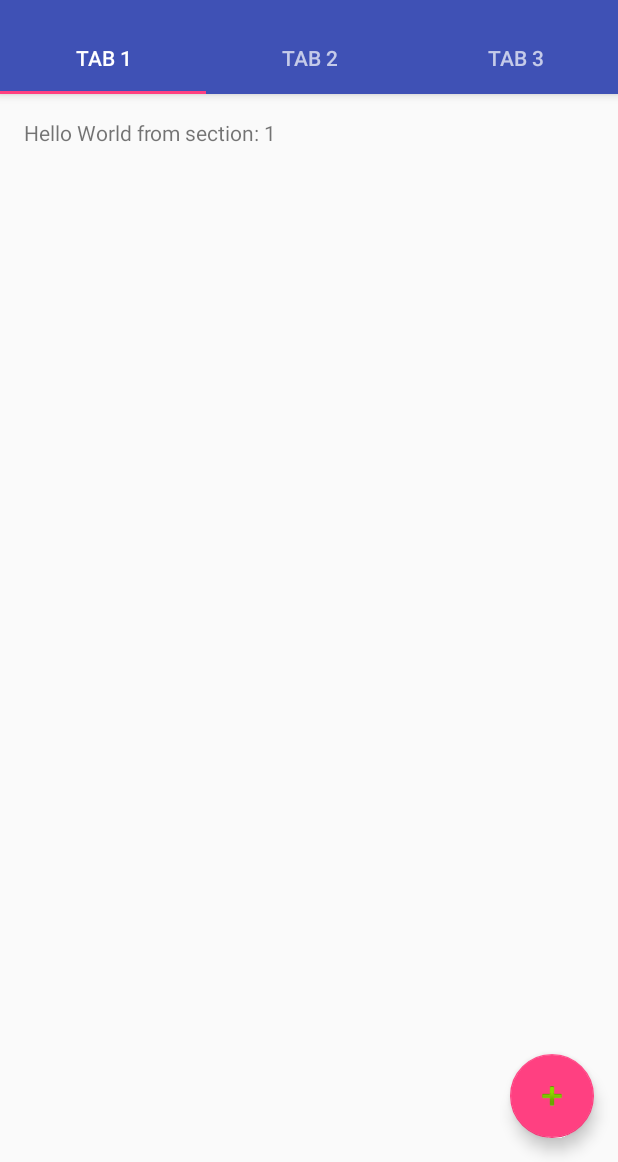
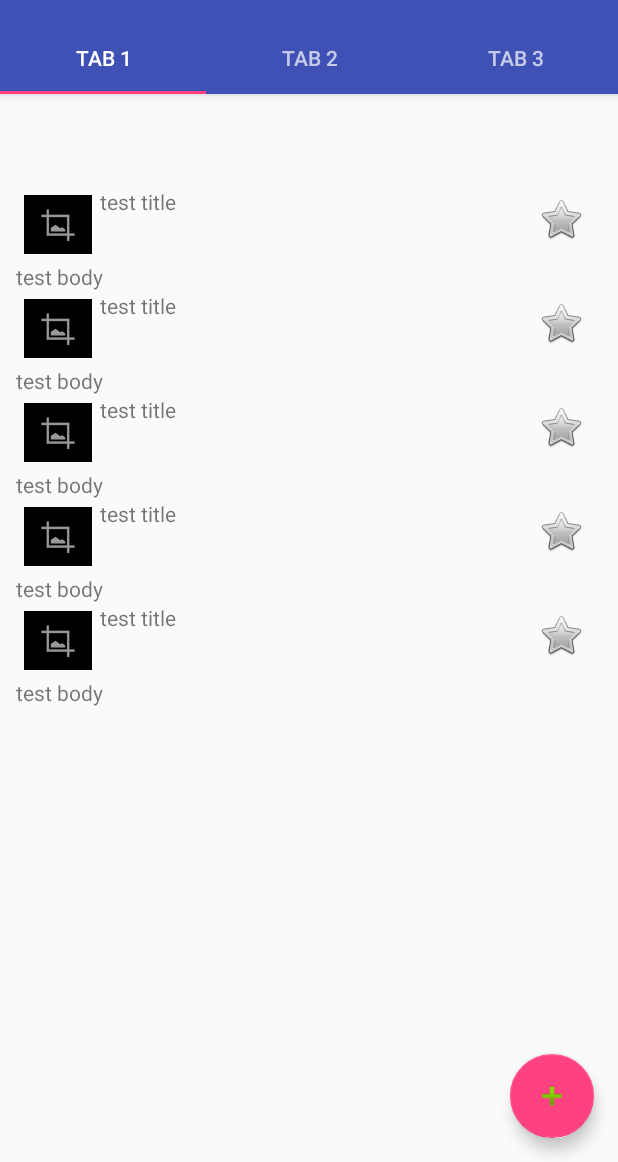
Before and after one commit to ieg28/myblog, an Android app: the MainActivity screen opened directly, with no data from a screen before it, on a phone screen of 412 x 824 dp, the part 74-1236 px from its top. Run offline under Robolectric (Android 15) with nearby library versions, the phone set to English and light mode, and no system bars.

Commit message:
Add post list.

```diff
--- a/app/src/main/java/com/ieg/myblog/MainActivity.java
+++ b/app/src/main/java/com/ieg/myblog/MainActivity.java
@@ -6,6 +6,8 @@ import android.support.design.widget.TabLayout;
 import android.support.design.widget.FloatingActionButton;
 import android.support.design.widget.Snackbar;
 import android.support.v7.app.AppCompatActivity;
+import android.support.v7.widget.LinearLayoutManager;
+import android.support.v7.widget.RecyclerView;
 import android.support.v7.widget.Toolbar;
 
 import android.support.v4.app.Fragment;
@@ -23,6 +25,11 @@ import android.view.ViewGroup;
 import android.widget.Button;
 import android.widget.PopupWindow;
 import android.widget.TextView;
+
+import com.ieg.myblog.models.PostText;
+import com.ieg.myblog.models.PostTextAdapter;
+
+import java.util.ArrayList;
 
 public class MainActivity extends AppCompatActivity {
 
@@ -132,41 +139,6 @@ public class MainActivity extends AppCompatActivity {
     }
 
     /**
-     * A placeholder fragment containing a simple view.
-     */
-    public static class PlaceholderFragment extends Fragment {
-        /**
-         * The fragment argument representing the section number for this
-         * fragment.
-         */
-        private static final String ARG_SECTION_NUMBER = "section_number";
-
-        public PlaceholderFragment() {
-        }
-
-        /**
-         * Returns a new instance of this fragment for the given section
-         * number.
-         */
-        public static PlaceholderFragment newInstance(int sectionNumber) {
-            PlaceholderFragment fragment = new PlaceholderFragment();
-            Bundle args = new Bundle();
-            args.putInt(ARG_SECTION_NUMBER, sectionNumber);
-            fragment.setArguments(args);
-            return fragment;
-        }
-
-        @Override
-        public View onCreateView(LayoutInflater inflater, ViewGroup container,
-                                 Bundle savedInstanceState) {
-            View rootView = inflater.inflate(R.layout.fragment_main, container, false);
-            TextView textView = (TextView) rootView.findViewById(R.id.section_label);
-            textView.setText(getString(R.string.section_format, getArguments().getInt(ARG_SECTION_NUMBER)));
-            return rootView;
-        }
-    }
-
-    /**
      * A {@link FragmentPagerAdapter} that returns a fragment corresponding to
      * one of the sections/tabs/pages.
      */
@@ -180,13 +152,13 @@ public class MainActivity extends AppCompatActivity {
         public Fragment getItem(int position) {
             // getItem is called to instantiate the fragment for the given page.
             // Return a PlaceholderFragment (defined as a static inner class below).
-            return PlaceholderFragment.newInstance(position + 1);
+            return PostAllFragment.newInstance();
         }
 
         @Override
         public int getCount() {
-            // Show 3 total pages.
-            return 3;
+            // Show 2 total pages.
+            return 2;
         }
     }
 }
--- /dev/null
+++ b/app/src/main/java/com/ieg/myblog/PostAllFragment.java
@@ -0,0 +1,72 @@
+package com.ieg.myblog;
+
+import android.content.Context;
+import android.os.Bundle;
+import android.support.v4.app.Fragment;
+import android.support.v7.widget.LinearLayoutManager;
+import android.support.v7.widget.RecyclerView;
+import android.view.LayoutInflater;
+import android.view.View;
+import android.view.ViewGroup;
+import android.widget.Toast;
+
+import com.ieg.myblog.models.PostText;
+import com.ieg.myblog.models.PostTextAdapter;
+
+import java.util.ArrayList;
+
+/**
+ * A placeholder fragment containing a simple view.
+ */
+public class PostAllFragment extends Fragment implements PostTextAdapter.ItemClickListener {
+    /**
+     * The fragment argument representing the section number for this
+     * fragment.
+     */
+
+    private Context context;
+
+    private ArrayList<PostText> posts = null;
+    private PostTextAdapter adapter;
+
+    public PostAllFragment() {
+        // data to populate the RecyclerView with
+        posts = new ArrayList<>();
+        posts.add(new PostText("ieg", "test title", "test body", System.currentTimeMillis()));
+        posts.add(new PostText("ieg", "test title", "test body", System.currentTimeMillis()));
+        posts.add(new PostText("ieg", "test title", "test body", System.currentTimeMillis()));
+        posts.add(new PostText("ieg", "test title", "test body", System.currentTimeMillis()));
+        posts.add(new PostText("ieg", "test title", "test body", System.currentTimeMillis()));
+    }
+
+    /**
+     * Returns a new instance of this fragment for the given section
+     * number.
+     */
+    public static PostAllFragment newInstance() {
+        PostAllFragment fragment = new PostAllFragment();
+        return fragment;
+    }
+
+    @Override
+    public View onCreateView(LayoutInflater inflater, ViewGroup container,
+                             Bundle savedInstanceState) {
+        View rootView = inflater.inflate(R.layout.fragment_main, container, false);
+
+        // set up the RecyclerView
+        RecyclerView recyclerView = (RecyclerView) rootView.findViewById(R.id.post_list);
+        recyclerView.setLayoutManager(new LinearLayoutManager(getActivity()));
+        adapter = new PostTextAdapter(getActivity(), posts);
+        adapter.setClickListener(this);
+        recyclerView.setAdapter(adapter);
+
+        return rootView;
+    }
+
+    @Override
+    public void onItemClick(View view, int position) {
+        Toast.makeText(getActivity(),
+                "You clicked " + adapter.getItem(position).getBody() +
+                        " on row number " + position, Toast.LENGTH_SHORT).show();
+    }
+}
--- /dev/null
+++ b/app/src/main/java/com/ieg/myblog/models/PostTextAdapter.java
@@ -0,0 +1,79 @@
+package com.ieg.myblog.models;
+
+import android.content.Context;
+import android.support.v7.widget.RecyclerView;
+import android.view.LayoutInflater;
+import android.view.View;
+import android.view.ViewGroup;
+import android.widget.TextView;
+
+import com.ieg.myblog.R;
+
+import java.util.List;
+
+public class PostTextAdapter extends RecyclerView.Adapter<PostTextAdapter.ViewHolder> {
+
+    private List<PostText> mData;
+    private LayoutInflater mInflater;
+    private ItemClickListener mClickListener;
+
+    // data is passed into the constructor
+    public PostTextAdapter(Context context, List<PostText> data) {
+        this.mInflater = LayoutInflater.from(context);
+        this.mData = data;
+    }
+
+    // inflates the row layout from xml when needed
+    @Override
+    public ViewHolder onCreateViewHolder(ViewGroup parent, int viewType) {
+        View view = mInflater.inflate(R.layout.view_post_text, parent, false);
+        return new ViewHolder(view);
+    }
+
+    // binds the data to the TextView in each row
+    @Override
+    public void onBindViewHolder(ViewHolder holder, int position) {
+        holder.title.setText(mData.get(position).getTitle());
+        holder.body.setText(mData.get(position).getBody());
+    }
+
+    // total number of rows
+    @Override
+    public int getItemCount() {
+        return mData.size();
+    }
+
+
+    // stores and recycles views as they are scrolled off screen
+    public class ViewHolder extends RecyclerView.ViewHolder implements View.OnClickListener {
+        TextView title;
+        TextView body;
+
+        ViewHolder(View itemView) {
+            super(itemView);
+            title = itemView.findViewById(R.id.post_text_title);
+            body = itemView.findViewById(R.id.post_text_body);
+            itemView.setOnClickListener(this);
+        }
+
+        @Override
+        public void onClick(View view) {
+            if (mClickListener != null) mClickListener.onItemClick(view, getAdapterPosition());
+        }
+    }
+
+    // convenience method for getting data at click position
+    public PostText getItem(int id) {
+        return mData.get(id);
+    }
+
+    // allows clicks events to be caught
+    public void setClickListener(ItemClickListener itemClickListener) {
+        this.mClickListener = itemClickListener;
+    }
+
+    // parent activity will implement this method to respond to click events
+    public interface ItemClickListener {
+        void onItemClick(View view, int position);
+    }
+}
--- a/app/src/main/res/layout/fragment_main.xml
+++ b/app/src/main/res/layout/fragment_main.xml
@@ -1,10 +1,11 @@
 <?xml version="1.0" encoding="utf-8"?>
-<android.support.constraint.ConstraintLayout xmlns:android="http://schemas.android.com/apk/res/android"
+<LinearLayout xmlns:android="http://schemas.android.com/apk/res/android"
     xmlns:app="http://schemas.android.com/apk/res-auto"
     xmlns:tools="http://schemas.android.com/tools"
     android:id="@+id/constraintLayout"
     android:layout_width="match_parent"
     android:layout_height="match_parent"
+    android:orientation="vertical"
     tools:context=".MainActivity$PlaceholderFragment">
 
     <TextView
@@ -20,4 +21,12 @@
         tools:layout_constraintLeft_creator="1"
         tools:layout_constraintTop_creator="1" />
 
-</android.support.constraint.ConstraintLayout>
+    <android.support.v7.widget.RecyclerView
+        android:id="@+id/post_list"
+        android:layout_width="match_parent"
+        android:layout_height="match_parent"
+        android:layout_gravity="center"
+        android:layout_margin="5dp"
+        android:padding="5dp" />
+
+</LinearLayout>
--- a/app/src/main/res/layout/view_post_text.xml
+++ b/app/src/main/res/layout/view_post_text.xml
@@ -1,21 +1,36 @@
 <?xml version="1.0" encoding="utf-8"?>
 <LinearLayout xmlns:android="http://schemas.android.com/apk/res/android"
     android:layout_width="match_parent"
-    android:layout_height="match_parent"
+    android:layout_height="wrap_content"
     android:orientation="vertical">
 
     <LinearLayout
         android:layout_width="match_parent"
-        android:layout_height="wrap_content"
+        android:layout_height="50dp"
         android:orientation="horizontal">
 
         <ImageButton
-            android:layout_width="wrap_content"
-            android:layout_height="wrap_content" />
+            android:layout_width="match_parent"
+            android:layout_height="match_parent"
+            android:layout_margin="5dp"
+            android:layout_weight="3"
+            android:background="@android:color/black"
+            android:src="@android:drawable/ic_menu_crop" />
+
+        <TextView
+            android:id="@+id/post_text_title"
+            android:layout_width="match_parent"
+            android:layout_height="match_parent"
+            android:layout_gravity="center"
+            android:layout_weight="1" />
 
         <ImageButton
-            android:layout_width="wrap_content"
-            android:layout_height="wrap_content" />
+            android:layout_width="match_parent"
+            android:layout_height="wrap_content"
+            android:layout_margin="5dp"
+            android:layout_weight="3"
+            android:background="@android:color/transparent"
+            android:src="@android:drawable/btn_star_big_off" />
     </LinearLayout>
 
     <LinearLayout
@@ -24,8 +39,10 @@
         android:orientation="vertical">
 
         <TextView
+            android:id="@+id/post_text_body"
             android:layout_width="match_parent"
             android:layout_height="wrap_content" />
+
     </LinearLayout>
 
 </LinearLayout>
```
